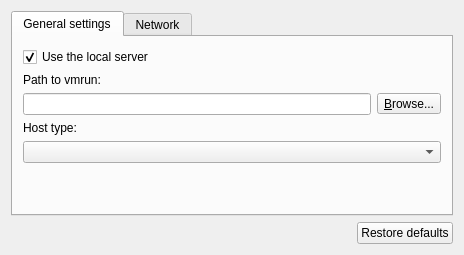
GNS3/gns3-gui, file gns3/modules/vmware/ui/vmware_preferences_page.ui: the form before one commit.
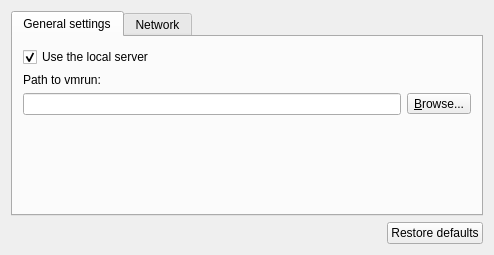
The form after the commit.

Commit message:
Drop vmware host type choice in client
Fix https://github.com/GNS3/gns3-gui/issues/1579

```diff
--- a/gns3/modules/vmware/ui/vmware_preferences_page.ui
+++ b/gns3/modules/vmware/ui/vmware_preferences_page.ui
@@ -6,7 +6,7 @@
    <rect>
     <x>0</x>
     <y>0</y>
-    <width>464</width>
+    <width>494</width>
     <height>255</height>
    </rect>
   </property>
@@ -48,16 +48,6 @@
         </widget>
        </item>
        <item row="3" column="0">
-        <widget class="QLabel" name="uiHostTypeLabel">
-         <property name="text">
-          <string>Host type:</string>
-         </property>
-        </widget>
-       </item>
-       <item row="4" column="0">
-        <widget class="QComboBox" name="uiHostTypeComboBox"/>
-       </item>
-       <item row="5" column="0">
         <spacer name="spacer">
          <property name="orientation">
           <enum>Qt::Vertical</enum>
```
Left out of the diff: 70 changed lines with no effect on the pictures. The commit also changes 2 other files.
